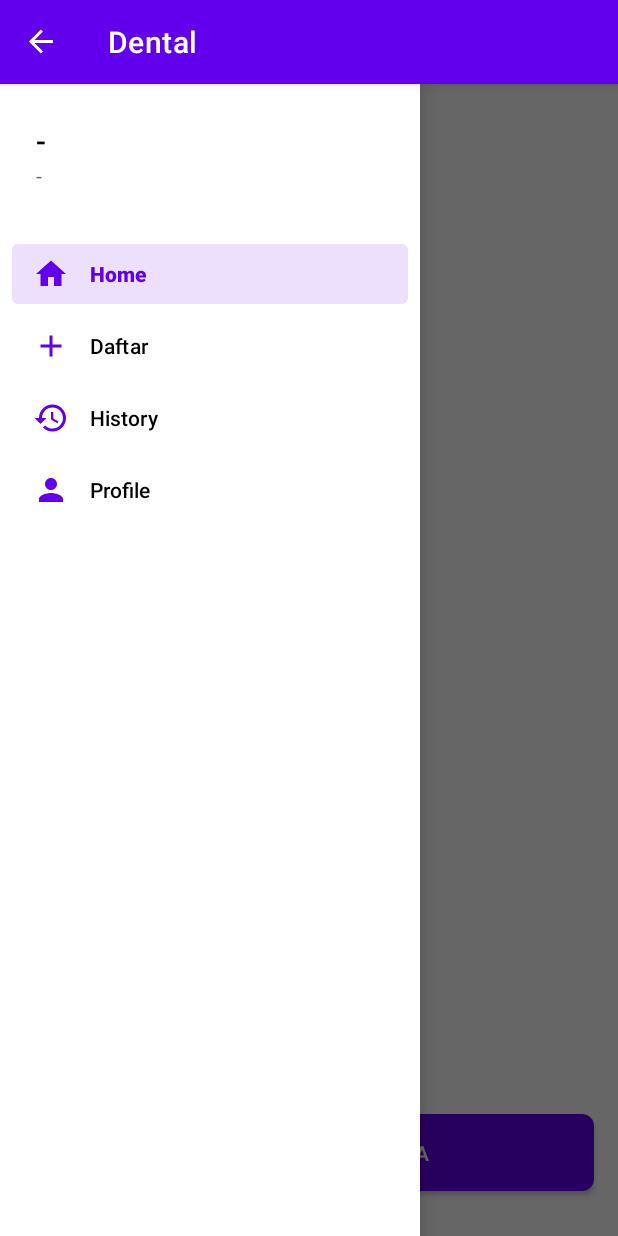
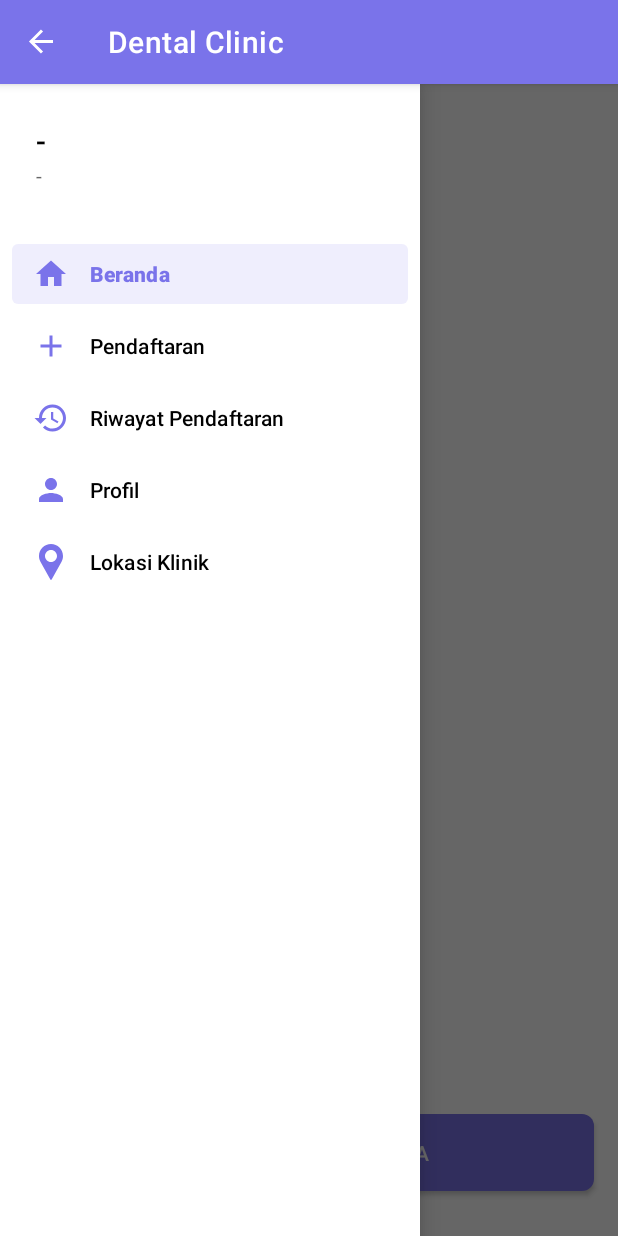
Before and after one commit to asengsaragih/AndroidDentalApp, an Android app: the MainActivity screen opened directly, with no data from a screen before it, with the side drawer open, on a phone screen of 412 x 824 dp. Run offline under Robolectric (Android 15) with nearby library versions, the phone set to English and light mode, and no system bars.

Commit message:
add : map update : bahasa, warna

```diff
--- a/app/build.gradle
+++ b/app/build.gradle
@@ -54,4 +54,7 @@ dependencies {
     testImplementation 'junit:junit:4.+'
     androidTestImplementation 'androidx.test.ext:junit:1.1.2'
     androidTestImplementation 'androidx.test.espresso:espresso-core:3.3.0'
+
+    compile fileTree(dir: 'libs', include: ['*.jar'])
+    compile 'com.google.android.gms:play-services-maps:11.0.4'
 }
--- a/app/src/main/java/com/mobile/dental/MainActivity.java
+++ b/app/src/main/java/com/mobile/dental/MainActivity.java
@@ -237,6 +237,12 @@ public class MainActivity extends BaseActivity implements View.OnClickListener {
                     startActivity(new Intent(this, ProfileActivity.class));
                 }, 250);
                 break;
+            case R.id.action_maps:
+                drawerLayout.closeDrawers();
+                new Handler().postDelayed(() -> {
+                    startActivity(new Intent(this, MapsActivity.class));
+                }, 250);
+                break;
         }
     }
 
--- /dev/null
+++ b/app/src/main/res/drawable/ic_map.xml
@@ -0,0 +1,4 @@
+<vector android:height="24dp" android:viewportHeight="512"
+    android:viewportWidth="512" android:width="24dp" xmlns:android="http://schemas.android.com/apk/res/android">
+    <path android:fillColor="#FFFFFF" android:pathData="M256,0C161.896,0 85.333,76.563 85.333,170.667c0,28.25 7.063,56.26 20.49,81.104L246.667,506.5c1.875,3.396 5.448,5.5 9.333,5.5s7.458,-2.104 9.333,-5.5l140.896,-254.813c13.375,-24.76 20.438,-52.771 20.438,-81.021C426.667,76.563 350.104,0 256,0zM256,256c-47.052,0 -85.333,-38.281 -85.333,-85.333c0,-47.052 38.281,-85.333 85.333,-85.333s85.333,38.281 85.333,85.333C341.333,217.719 303.052,256 256,256z"/>
+</vector>
--- a/app/src/main/res/layout/activity_chat_bot.xml
+++ b/app/src/main/res/layout/activity_chat_bot.xml
@@ -33,7 +33,7 @@
         android:layout_height="wrap_content"
         android:layout_marginEnd="8dp"
         android:paddingVertical="16dp"
-        android:text="Send"
+        android:text="Kirim"
         app:layout_constraintBottom_toBottomOf="parent"
         app:layout_constraintEnd_toEndOf="parent" />
 </androidx.constraintlayout.widget.ConstraintLayout>
--- a/app/src/main/res/layout/activity_register.xml
+++ b/app/src/main/res/layout/activity_register.xml
@@ -154,7 +154,7 @@
             android:layout_width="match_parent"
             android:layout_height="wrap_content"
             android:paddingVertical="16dp"
-            android:text="submit" />
+            android:text="Daftar" />
 
     </LinearLayout>
 
--- a/app/src/main/res/menu/drawer_menu.xml
+++ b/app/src/main/res/menu/drawer_menu.xml
@@ -6,19 +6,23 @@
         <item
             android:id="@+id/action_home"
             android:icon="@drawable/ic_home"
-            android:title="Home"
+            android:title="Beranda"
             android:checked="true" />
         <item
             android:id="@+id/action_daftar"
             android:icon="@drawable/ic_add"
-            android:title="Daftar" />
+            android:title="Pendaftaran" />
         <item
             android:id="@+id/action_history"
             android:icon="@drawable/ic_history"
-            android:title="History" />
+            android:title="Riwayat Pendaftaran" />
         <item
             android:id="@+id/action_profile"
             android:icon="@drawable/ic_person"
-            android:title="Profile" />
+            android:title="Profil" />
+        <item
+            android:id="@+id/action_maps"
+            android:icon="@drawable/ic_map"
+            android:title="Lokasi Klinik" />
     </group>
 </menu>
--- a/app/src/main/res/menu/profile_menu.xml
+++ b/app/src/main/res/menu/profile_menu.xml
@@ -3,8 +3,8 @@
 
     <item
         android:id="@+id/action_edit"
-        android:title="Edit Profile"/>
+        android:title="Sunting Profil" />
     <item
         android:id="@+id/action_sign_out"
-        android:title="Sign Out"/>
+        android:title="Keluar" />
 </menu>
--- a/app/src/main/res/values/colors.xml
+++ b/app/src/main/res/values/colors.xml
@@ -1,8 +1,8 @@
 <?xml version="1.0" encoding="utf-8"?>
 <resources>
     <color name="purple_200">#FFBB86FC</color>
-    <color name="purple_500">#FF6200EE</color>
-    <color name="purple_700">#FF3700B3</color>
+    <color name="purple_500">#7A73EA</color>
+    <color name="purple_700">#675FE8</color>
     <color name="teal_200">#FF03DAC5</color>
     <color name="teal_700">#FF018786</color>
     <color name="black">#FF000000</color>
--- a/app/src/main/res/values/strings.xml
+++ b/app/src/main/res/values/strings.xml
@@ -1,5 +1,5 @@
 <resources>
-    <string name="app_name">Dental</string>
-    <string name="open">open</string>
-    <string name="close">close</string>
+    <string name="app_name">Dental Clinic</string>
+    <string name="open">Buka</string>
+    <string name="close">Tutup</string>
 </resources>
```
Also changed, not shown: app/src/main/AndroidManifest.xml (+14 -7 lines), app/src/main/java/com/mobile/dental/MapsActivity.java (added, +39 -0 lines), app/src/main/res/layout/activity_login.xml (+5 -5 lines), app/src/main/res/layout/activity_maps.xml (added, +9 -0 lines), app/src/main/res/layout/activity_profile.xml (+6 -6 lines), app/src/main/res/layout/activity_signup.xml (+7 -7 lines), app/src/main/res/layout/activity_update_profile.xml (+5 -5 lines), app/src/main/res/values/google_maps_api.xml (added, +24 -0 lines).
